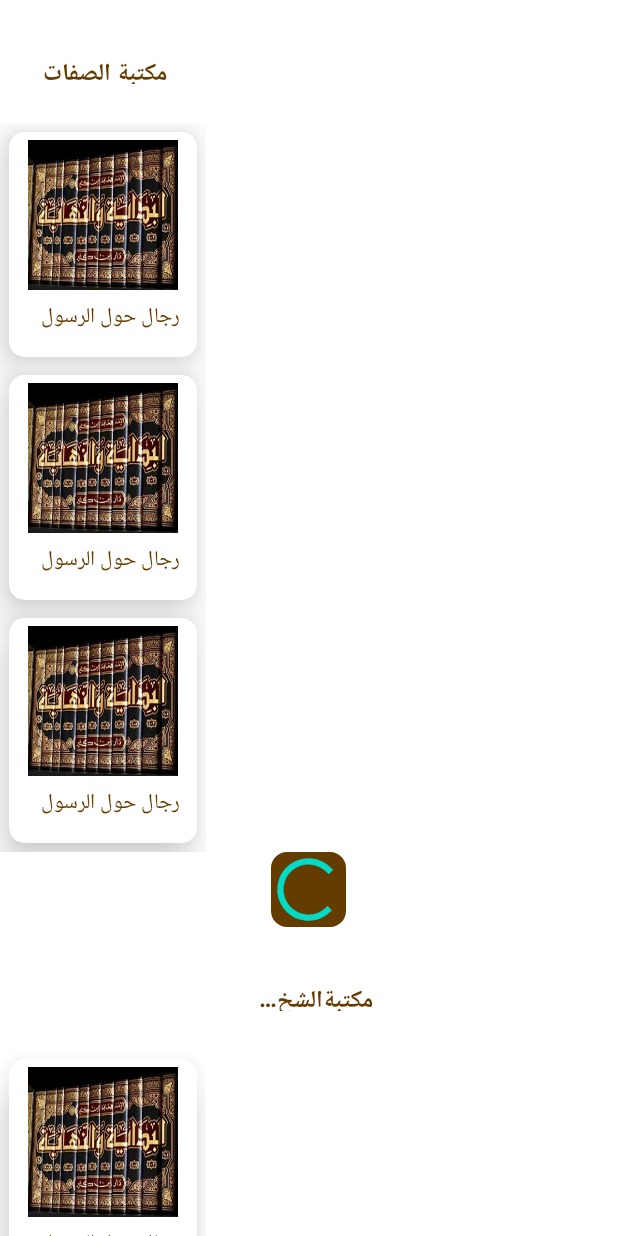
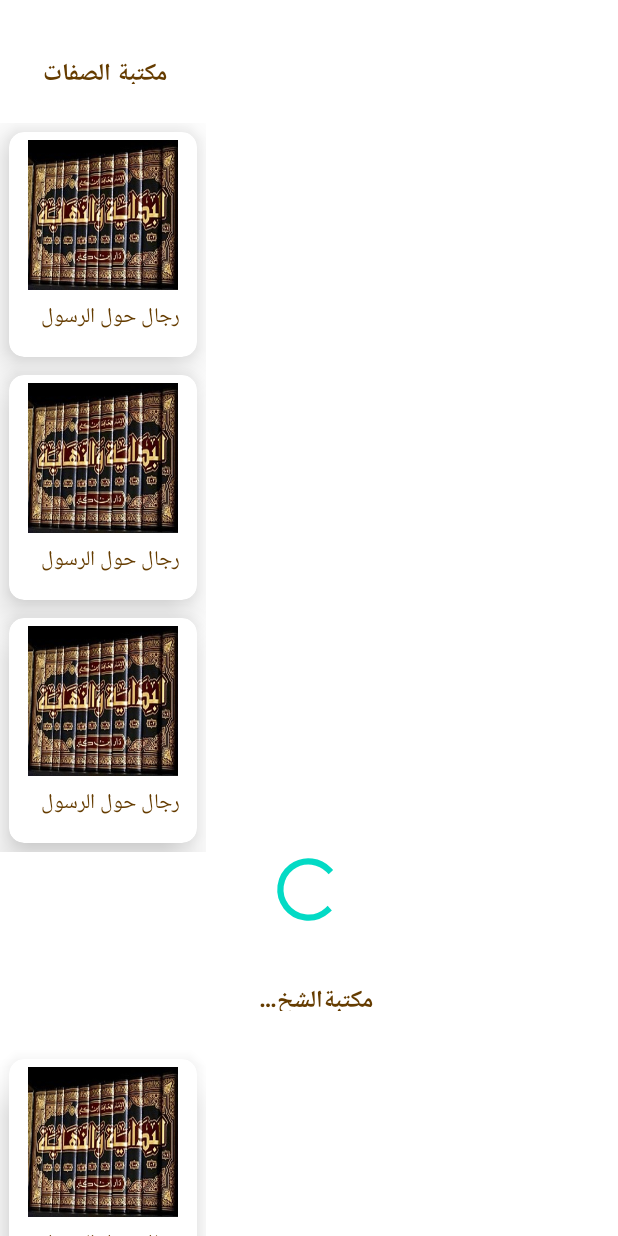
Before and after one commit to Graduate-Project/Fabehodahom-Eqtadih, an Android app: the layout fragment_library.xml on its own in the app's theme, with its tools: preview values and no code run, on a phone screen of 412 x 824 dp. Run offline under Robolectric (Android 15) with nearby library versions, the phone set to English and light mode, and no system bars; network calls fail.

Commit message:
change background

```diff
--- a/app/src/main/res/layout/fragment_library.xml
+++ b/app/src/main/res/layout/fragment_library.xml
@@ -44,7 +44,7 @@
                 android:layout_width="50dp"
                 android:layout_centerInParent="true"
                 android:layout_below="@id/rvLibrary"
-                android:backgroundTint="@color/brown"
+                android:progressTint="@color/white"
                 android:layout_height="50dp"
                 android:background="@drawable/textstyle"/>
             <View
--- a/app/src/main/res/values/themes.xml
+++ b/app/src/main/res/values/themes.xml
@@ -13,4 +13,5 @@
         <item name="android:statusBarColor" tools:targetApi="l">?attr/colorPrimaryVariant</item>
         <!-- Customize your theme here. -->
     </style>
+
 </resources>
```
